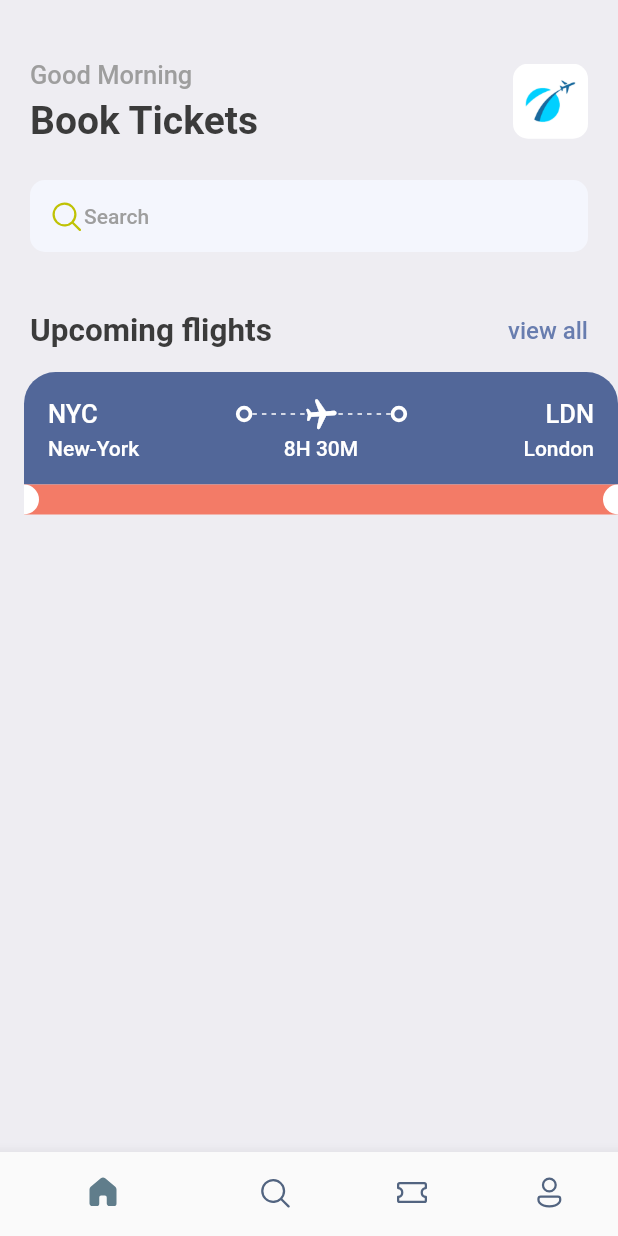
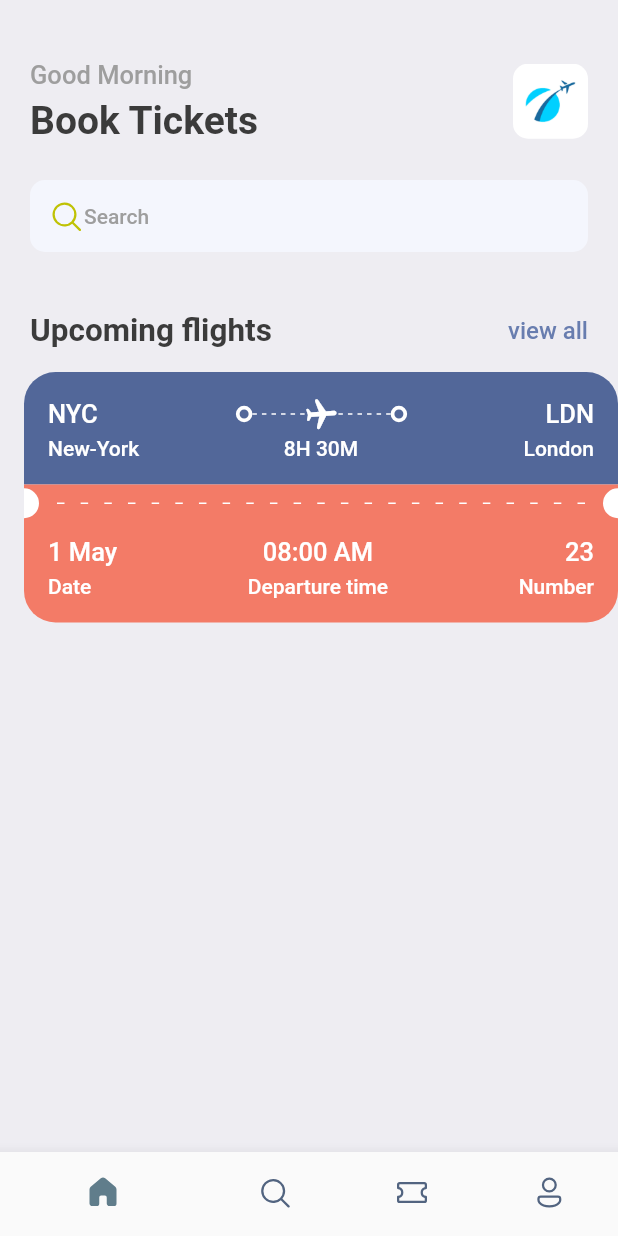
Before and after one commit to Linabousbih/TravelApp, a Flutter app: the screen it shows after launch, on a phone screen of 412 x 824 dp. Run offline on Flutter 3.47's test engine with Material 2 defaults, Android fonts, the phone set to English and light mode, and no system bars; our stand-ins replace fluentui_icons, gap.

Commit message:
ticket done

```diff
--- a/lib/screens/ticket_view.dart
+++ b/lib/screens/ticket_view.dart
@@ -110,7 +110,7 @@ class TicketView extends StatelessWidget {
             ),
 
             /////////////////////////////
-            // Blue part of the card ////
+            // Orange part of the card //
             /////////////////////////////
 
             Container(
@@ -127,7 +127,30 @@ class TicketView extends StatelessWidget {
                                 topRight: Radius.circular(10),
                                 bottomRight: Radius.circular(10)))),
                   ),
-                  const Spacer(),
+                  Expanded(
+                    child: Padding(
+                      padding: const EdgeInsets.all(12.0),
+                      child: LayoutBuilder(
+                        builder:
+                            (BuildContext context, BoxConstraints constraints) {
+                          return Flex(
+                            direction: Axis.horizontal,
+                            mainAxisAlignment: MainAxisAlignment.spaceBetween,
+                            children: List.generate(
+                                (constraints.constrainWidth() / 15).floor(),
+                                (index) => SizedBox(
+                                      width: 5,
+                                      height: 1,
+                                      child: DecoratedBox(
+                                          decoration: BoxDecoration(
+                                        color: Colors.white,
+                                      )),
+                                    )),
+                          );
+                        },
+                      ),
+                    ),
+                  ),
                   SizedBox(
                     height: 20,
                     width: 10,
@@ -137,9 +160,63 @@ class TicketView extends StatelessWidget {
                             borderRadius: BorderRadius.only(
                                 topLeft: Radius.circular(10),
                                 bottomLeft: Radius.circular(10)))),
-                  )],
+                  )
+                ],
               ),
-            )
+            ),
+            Container(
+              decoration: BoxDecoration(
+                  color: Styles.orangeColor,
+                  borderRadius: BorderRadius.only(
+                      bottomLeft: Radius.circular(21),
+                      bottomRight: Radius.circular(21))),
+              padding: EdgeInsets.only(left:16,top:10,right:16,bottom: 16),
+              child: Column(
+                children: [
+                  Row(
+                    children: [
+                      Column(
+                        crossAxisAlignment: CrossAxisAlignment.start,
+                        children: [
+                          Text(
+                            "1 May",
+                            style:
+                                Styles.headlineStyleS.copyWith(color: Colors.white),
+                          ),
+                          const Gap(5),
+                          Text("Date",style: Styles.headlineStyleXS.copyWith(color: Colors.white),)
+                        ],
+                      ),
+                      const Spacer(),
+                      Column(
+                        children: [
+                          Text(
+                            "08:00 AM",
+                            style: Styles.headlineStyleS
+                                .copyWith(color: Colors.white),
+                          ),
+                          const Gap(5),
+                          Text("Departure time",style: Styles.headlineStyleXS.copyWith(color: Colors.white),)
+                        ],
+                      ),
+                      const Spacer(),
+                      Column(
+                        crossAxisAlignment: CrossAxisAlignment.end,
+                        children: [
+                          Text(
+                            "23",
+                            style:
+                                Styles.headlineStyleS.copyWith(color: Colors.white),
+                          ),
+                          const Gap(5),
+                          Text("Number",style: Styles.headlineStyleXS.copyWith(color: Colors.white),)
+                        ],
+                      ),
+                    ],
+                  )
+                ],
+              ),
+            ),
           ],
         ),
       ),
```
